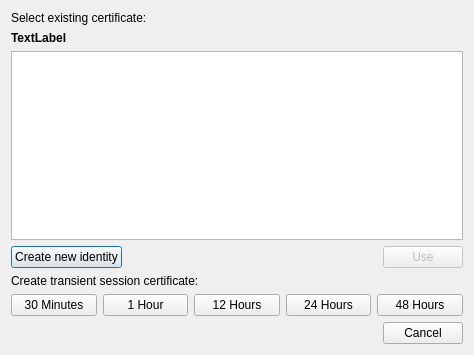
Before: the Qt Designer form src/certificateselectiondialog.ui in ikskuh/kristall, drawn with Qt 5.
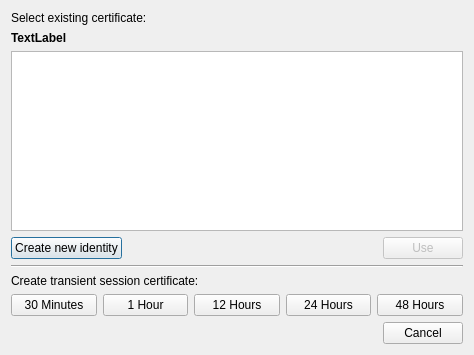
After: the same form once the commit is applied. Icons and pictures are not drawn.

Diff of the .ui file:
```diff
--- a/src/certificateselectiondialog.ui
+++ b/src/certificateselectiondialog.ui
@@ -86,6 +86,13 @@
      </item>
     </layout>
    </item>
+   <item>
+    <widget class="Line" name="line">
+     <property name="orientation">
+      <enum>Qt::Horizontal</enum>
+     </property>
+    </widget>
+   </item>
    <item>
     <widget class="QLabel" name="label_2">
      <property name="text">
```
